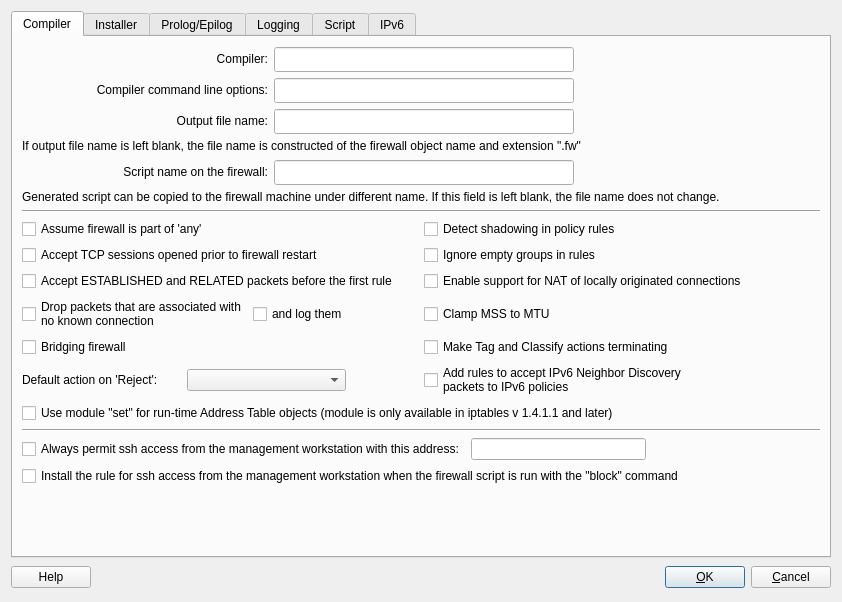
Before: the Qt Designer form src/libgui/iptadvanceddialog_q.ui in fwbuilder/fwbuilder, drawn with Qt 5.
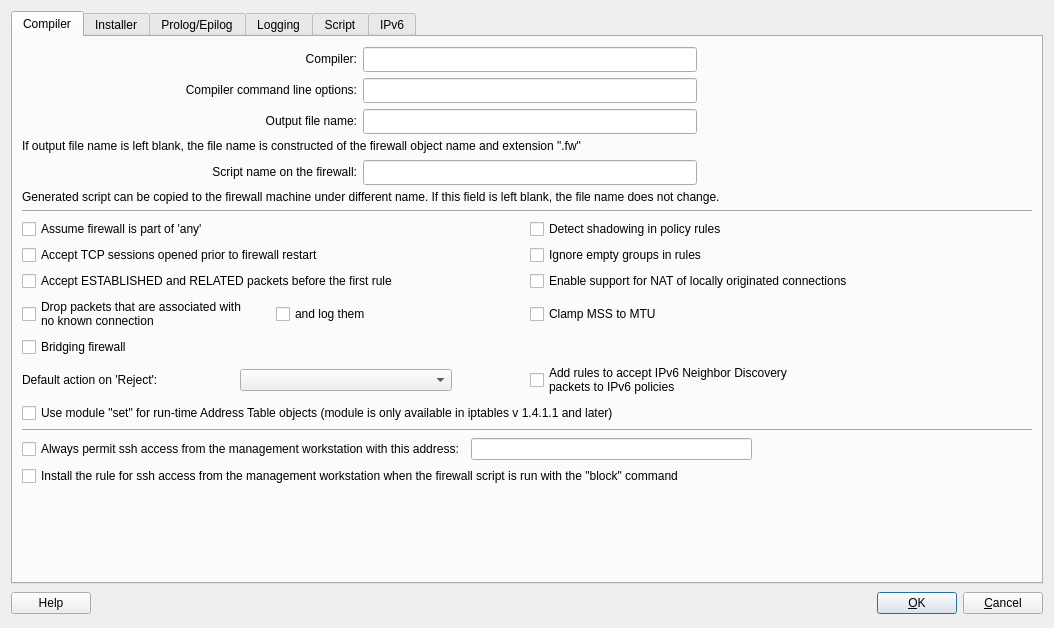
After: the same form once the commit is applied.

Commit message: fixes #2398 remove checkbox "make tag and classify actions terminating"

What changed in the file:
```diff
--- a/src/libgui/iptadvanceddialog_q.ui
+++ b/src/libgui/iptadvanceddialog_q.ui
@@ -12,8 +12,8 @@
    <rect>
     <x>0</x>
     <y>0</y>
-    <width>842</width>
-    <height>602</height>
+    <width>1054</width>
+    <height>628</height>
    </rect>
   </property>
   <property name="sizePolicy">
@@ -428,13 +428,6 @@
            </property>
           </widget>
          </item>
-         <item row="4" column="1">
-          <widget class="QCheckBox" name="makeTagClassifyTerminating">
-           <property name="text">
-            <string>Make Tag and Classify actions terminating</string>
-           </property>
-          </widget>
-         </item>
          <item row="5" column="0">
           <layout class="QHBoxLayout" name="horizontalLayout_4">
            <item>
```
Left out of the diff: 11 changed lines with no effect on the pictures. The commit also changes 5 other files.
